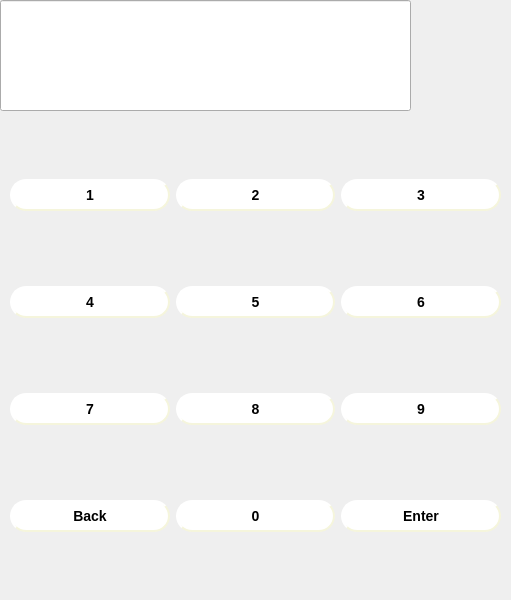
The window that pinnumpad.ui (darryusa/QtProcess) describes before a commit, drawn with Qt 5.
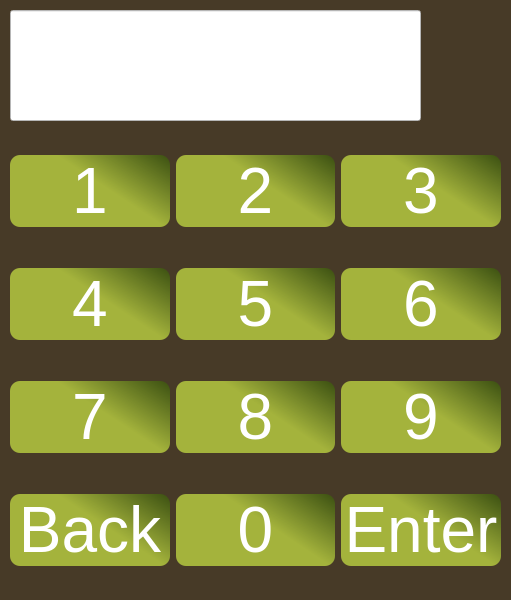
The same window after the commit. Icons and pictures are not drawn.

What changed in the file:
```diff
--- a/pinnumpad.ui
+++ b/pinnumpad.ui
@@ -13,15 +13,21 @@
   <property name="windowTitle">
    <string>Dialog</string>
   </property>
+  <property name="styleSheet">
+   <string notr="true">background-color: rgb(71, 58, 39);</string>
+  </property>
   <widget class="QPushButton" name="backButton">
    <property name="geometry">
     <rect>
-     <x>411</x>
-     <y>0</y>
+     <x>410</x>
+     <y>10</y>
      <width>101</width>
      <height>111</height>
     </rect>
    </property>
+   <property name="styleSheet">
+    <string notr="true"/>
+   </property>
    <property name="text">
     <string/>
    </property>
@@ -43,9 +49,9 @@
    <property name="geometry">
     <rect>
      <x>0</x>
-     <y>110</y>
+     <y>120</y>
      <width>511</width>
-     <height>491</height>
+     <height>481</height>
     </rect>
    </property>
    <layout class="QGridLayout" name="passwordButtonLayout">
@@ -60,17 +66,26 @@
     </property>
     <item row="3" column="0">
      <widget class="QPushButton" name="pushButtonBack">
+      <property name="enabled">
+       <bool>true</bool>
+      </property>
+      <property name="font">
+       <font>
+        <pointsize>48</pointsize>
+        <weight>50</weight>
+        <italic>false</italic>
+        <bold>false</bold>
+       </font>
+      </property>
       <property name="styleSheet">
-       <string notr="true">QPushButton{
-    background-color: white;
-    border-style: outset;
-    border-width: 2px;
-    border-radius: 16px;
-    border-color: beige;
-    font: bold 14px;
-    width: 4em;
-	height: 4em;
-    padding: 6px;
+       <string notr="true">QPushButton
+{
+	
+	
+	background-color: qlineargradient(spread:pad, x1:1, y1:0.041, x2:0.534178, y2:0.358, stop:0.0366492 rgba(64, 103, 10, 164), stop:1 rgba(164, 179, 60, 255));
+
+	border-radius: 10px;
+	color: rgb(255, 255, 255);
 }
 QPushButton:pressed{
     background-color: red;
@@ -84,17 +99,24 @@
     </item>
     <item row="0" column="0">
      <widget class="QPushButton" name="pushButton1">
+      <property name="font">
+       <font>
+        <pointsize>48</pointsize>
+        <weight>50</weight>
+        <italic>false</italic>
+        <bold>false</bold>
+        <stylestrategy>PreferAntialias</stylestrategy>
+       </font>
+      </property>
       <property name="styleSheet">
-       <string notr="true">QPushButton{
-    background-color: white;
-    border-style: outset;
-    border-width: 2px;
-    border-radius: 16px;
-    border-color: beige;
-    font: bold 14px;
-    width: 4em;
-	height: 4em;
-    padding: 6px;
+       <string notr="true">QPushButton
+{
+	
+	
+	background-color: qlineargradient(spread:pad, x1:1, y1:0.041, x2:0.534178, y2:0.358, stop:0.0366492 rgba(64, 103, 10, 164), stop:1 rgba(164, 179, 60, 255));
+
+	border-radius: 10px;
+	color: rgb(255, 255, 255);
 }
 QPushButton:pressed{
     background-color: red;
@@ -108,17 +130,26 @@
     </item>
     <item row="2" column="0">
      <widget class="QPushButton" name="pushButton7">
+      <property name="enabled">
+       <bool>true</bool>
+      </property>
+      <property name="font">
+       <font>
+        <pointsize>48</pointsize>
+        <weight>50</weight>
+        <italic>false</italic>
+        <bold>false</bold>
+       </font>
+      </property>
       <property name="styleSheet">
-       <string notr="true">QPushButton{
-    background-color: white;
-    border-style: outset;
-    border-width: 2px;
-    border-radius: 16px;
-    border-color: beige;
-    font: bold 14px;
-    width: 4em;
-	height: 4em;
-    padding: 6px;
+       <string notr="true">QPushButton
+{
+	
+	
+	background-color: qlineargradient(spread:pad, x1:1, y1:0.041, x2:0.534178, y2:0.358, stop:0.0366492 rgba(64, 103, 10, 164), stop:1 rgba(164, 179, 60, 255));
+
+	border-radius: 10px;
+	color: rgb(255, 255, 255);
 }
 QPushButton:pressed{
     background-color: red;
@@ -132,17 +163,26 @@
     </item>
     <item row="1" column="1">
      <widget class="QPushButton" name="pushButton5">
+      <property name="enabled">
+       <bool>true</bool>
+      </property>
+      <property name="font">
+       <font>
+        <pointsize>48</pointsize>
+        <weight>50</weight>
+        <italic>false</italic>
+        <bold>false</bold>
+       </font>
+      </property>
       <property name="styleSheet">
-       <string notr="true">QPushButton{
-    background-color: white;
-    border-style: outset;
-    border-width: 2px;
-    border-radius: 16px;
-    border-color: beige;
-    font: bold 14px;
-    width: 4em;
-	height: 4em;
-    padding: 6px;
+       <string notr="true">QPushButton
+{
+	
+	
+	background-color: qlineargradient(spread:pad, x1:1, y1:0.041, x2:0.534178, y2:0.358, stop:0.0366492 rgba(64, 103, 10, 164), stop:1 rgba(164, 179, 60, 255));
+
+	border-radius: 10px;
+	color: rgb(255, 255, 255);
 }
 QPushButton:pressed{
     background-color: red;
@@ -156,17 +196,26 @@
     </item>
     <item row="1" column="0">
      <widget class="QPushButton" name="pushButton4">
+      <property name="enabled">
+       <bool>true</bool>
+      </property>
+      <property name="font">
+       <font>
+        <pointsize>48</pointsize>
+        <weight>50</weight>
+        <italic>false</italic>
+        <bold>false</bold>
+       </font>
+      </property>
       <property name="styleSheet">
-       <string notr="true">QPushButton{
-    background-color: white;
-    border-style: outset;
-    border-width: 2px;
-    border-radius: 16px;
-    border-color: beige;
-    font: bold 14px;
-    width: 4em;
-	height: 4em;
-    padding: 6px;
+       <string notr="true">QPushButton
+{
+	
+	
+	background-color: qlineargradient(spread:pad, x1:1, y1:0.041, x2:0.534178, y2:0.358, stop:0.0366492 rgba(64, 103, 10, 164), stop:1 rgba(164, 179, 60, 255));
+
+	border-radius: 10px;
+	color: rgb(255, 255, 255);
 }
 QPushButton:pressed{
     background-color: red;
@@ -180,17 +229,26 @@
     </item>
     <item row="0" column="1">
      <widget class="QPushButton" name="pushButton2">
+      <property name="enabled">
+       <bool>true</bool>
+      </property>
+      <property name="font">
+       <font>
+        <pointsize>48</pointsize>
+        <weight>50</weight>
+        <italic>false</italic>
+        <bold>false</bold>
+       </font>
+      </property>
       <property name="styleSheet">
-       <string notr="true">QPushButton{
-    background-color: white;
-    border-style: outset;
-    border-width: 2px;
-    border-radius: 16px;
-    border-color: beige;
-    font: bold 14px;
-    width: 4em;
-	height: 4em;
-    padding: 6px;
+       <string notr="true">QPushButton
+{
+	
+	
+	background-color: qlineargradient(spread:pad, x1:1, y1:0.041, x2:0.534178, y2:0.358, stop:0.0366492 rgba(64, 103, 10, 164), stop:1 rgba(164, 179, 60, 255));
+
+	border-radius: 10px;
+	color: rgb(255, 255, 255);
 }
 QPushButton:pressed{
     background-color: red;
@@ -204,17 +262,26 @@
     </item>
     <item row="2" column="1">
      <widget class="QPushButton" name="pushButton8">
+      <property name="enabled">
+       <bool>true</bool>
+      </property>
+      <property name="font">
+       <font>
+        <pointsize>48</pointsize>
+        <weight>50</weight>
+        <italic>false</italic>
+        <bold>false</bold>
+       </font>
+      </property>
       <property name="styleSheet">
-       <string notr="true">QPushButton{
-    background-color: white;
-    border-style: outset;
-    border-width: 2px;
-    border-radius: 16px;
-    border-color: beige;
-    font: bold 14px;
-    width: 4em;
-	height: 4em;
-    padding: 6px;
+       <string notr="true">QPushButton
+{
+	
+	
+	background-color: qlineargradient(spread:pad, x1:1, y1:0.041, x2:0.534178, y2:0.358, stop:0.0366492 rgba(64, 103, 10, 164), stop:1 rgba(164, 179, 60, 255));
+
+	border-radius: 10px;
+	color: rgb(255, 255, 255);
 }
 QPushButton:pressed{
     background-color: red;
@@ -228,17 +295,26 @@
     </item>
     <item row="3" column="1">
      <widget class="QPushButton" name="pushButton0">
+      <property name="enabled">
+       <bool>true</bool>
+      </property>
+      <property name="font">
+       <font>
+        <pointsize>48</pointsize>
+        <weight>50</weight>
+        <italic>false</italic>
+        <bold>false</bold>
+       </font>
+      </property>
       <property name="styleSheet">
-       <string notr="true">QPushButton{
-    background-color: white;
-    border-style: outset;
-    border-width: 2px;
-    border-radius: 16px;
-    border-color: beige;
-    font: bold 14px;
-    width: 4em;
-	height: 4em;
-    padding: 6px;
+       <string notr="true">QPushButton
+{
+	
+	
+	background-color: qlineargradient(spread:pad, x1:1, y1:0.041, x2:0.534178, y2:0.358, stop:0.0366492 rgba(64, 103, 10, 164), stop:1 rgba(164, 179, 60, 255));
+
+	border-radius: 10px;
+	color: rgb(255, 255, 255);
 }
 QPushButton:pressed{
     background-color: red;
@@ -252,17 +328,26 @@
     </item>
     <item row="0" column="2">
      <widget class="QPushButton" name="pushButton3">
+      <property name="enabled">
+       <bool>true</bool>
+      </property>
+      <property name="font">
+       <font>
+        <pointsize>48</pointsize>
+        <weight>50</weight>
+        <italic>false</italic>
+        <bold>false</bold>
+       </font>
+      </property>
       <property name="styleSheet">
-       <string notr="true">QPushButton{
-    background-color: white;
-    border-style: outset;
-    border-width: 2px;
-    border-radius: 16px;
-    border-color: beige;
-    font: bold 14px;
-    width: 4em;
-	height: 4em;
-    padding: 6px;
+       <string notr="true">QPushButton
+{
+	
+	
+	background-color: qlineargradient(spread:pad, x1:1, y1:0.041, x2:0.534178, y2:0.358, stop:0.0366492 rgba(64, 103, 10, 164), stop:1 rgba(164, 179, 60, 255));
+
+	border-radius: 10px;
+	color: rgb(255, 255, 255);
 }
 QPushButton:pressed{
     background-color: red;
@@ -276,17 +361,26 @@
     </item>
     <item row="1" column="2">
      <widget class="QPushButton" name="pushButton6">
+      <property name="enabled">
+       <bool>true</bool>
+      </property>
+      <property name="font">
+       <font>
+        <pointsize>48</pointsize>
+        <weight>50</weight>
+        <italic>false</italic>
+        <bold>false</bold>
+       </font>
+      </property>
       <property name="styleSheet">
-       <string notr="true">QPushButton{
-    background-color: white;
-    border-style: outset;
-    border-width: 2px;
-    border-radius: 16px;
-    border-color: beige;
-    font: bold 14px;
-    width: 4em;
-	height: 4em;
-    padding: 6px;
+       <string notr="true">QPushButton
+{
+	
+	
+	background-color: qlineargradient(spread:pad, x1:1, y1:0.041, x2:0.534178, y2:0.358, stop:0.0366492 rgba(64, 103, 10, 164), stop:1 rgba(164, 179, 60, 255));
+
+	border-radius: 10px;
+	color: rgb(255, 255, 255);
 }
 QPushButton:pressed{
     background-color: red;
@@ -300,17 +394,26 @@
     </item>
     <item row="2" column="2">
      <widget class="QPushButton" name="pushButton9">
+      <property name="enabled">
+       <bool>true</bool>
+      </property>
+      <property name="font">
+       <font>
+        <pointsize>48</pointsize>
+        <weight>50</weight>
+        <italic>false</italic>
+        <bold>false</bold>
+       </font>
+      </property>
       <property name="styleSheet">
-       <string notr="true">QPushButton{
-    background-color: white;
-    border-style: outset;
-    border-width: 2px;
-    border-radius: 16px;
-    border-color: beige;
-    font: bold 14px;
-    width: 4em;
-	height: 4em;
-    padding: 6px;
+       <string notr="true">QPushButton
+{
+	
+	
+	background-color: qlineargradient(spread:pad, x1:1, y1:0.041, x2:0.534178, y2:0.358, stop:0.0366492 rgba(64, 103, 10, 164), stop:1 rgba(164, 179, 60, 255));
+
+	border-radius: 10px;
+	color: rgb(255, 255, 255);
 }
 QPushButton:pressed{
     background-color: red;
@@ -324,17 +427,26 @@
     </item>
     <item row="3" column="2">
      <widget class="QPushButton" name="pushButtonEnter">
+      <property name="enabled">
+       <bool>true</bool>
+      </property>
+      <property name="font">
+       <font>
+        <pointsize>48</pointsize>
+        <weight>50</weight>
+        <italic>false</italic>
+        <bold>false</bold>
+       </font>
+      </property>
       <property name="styleSheet">
-       <string notr="true">QPushButton{
-    background-color: white;
-    border-style: outset;
-    border-width: 2px;
-    border-radius: 16px;
-    border-color: beige;
-    font: bold 14px;
-    width: 4em;
-	height: 4em;
-    padding: 6px;
+       <string notr="true">QPushButton
+{
+	
+	
+	background-color: qlineargradient(spread:pad, x1:1, y1:0.041, x2:0.534178, y2:0.358, stop:0.0366492 rgba(64, 103, 10, 164), stop:1 rgba(164, 179, 60, 255));
+
+	border-radius: 10px;
+	color: rgb(255, 255, 255);
 }
 QPushButton:pressed{
     background-color: red;
@@ -351,8 +463,8 @@
   <widget class="QLineEdit" name="lineEdit">
    <property name="geometry">
     <rect>
-     <x>0</x>
-     <y>0</y>
+     <x>10</x>
+     <y>10</y>
      <width>411</width>
      <height>111</height>
     </rect>
@@ -362,6 +474,9 @@
      <pointsize>58</pointsize>
     </font>
    </property>
+   <property name="styleSheet">
+    <string notr="true">background-color: rgb(255, 255, 255);</string>
+   </property>
    <property name="inputMethodHints">
     <set>Qt::ImhHiddenText|Qt::ImhNoAutoUppercase|Qt::ImhNoPredictiveText|Qt::ImhSensitiveData</set>
    </property>
```
